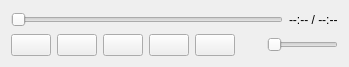
Before: the Qt Designer form AudioPlayer.ui in SocratesDz/xmp, drawn with Qt 5.
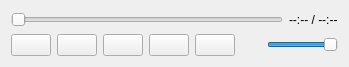
After: the same form once the commit is applied.

Diff of the .ui file:
```diff
--- a/AudioPlayer.ui
+++ b/AudioPlayer.ui
@@ -95,6 +95,9 @@
          <property name="maximum">
           <number>100</number>
          </property>
+         <property name="value">
+          <number>100</number>
+         </property>
          <property name="orientation">
           <enum>Qt::Horizontal</enum>
          </property>
```
